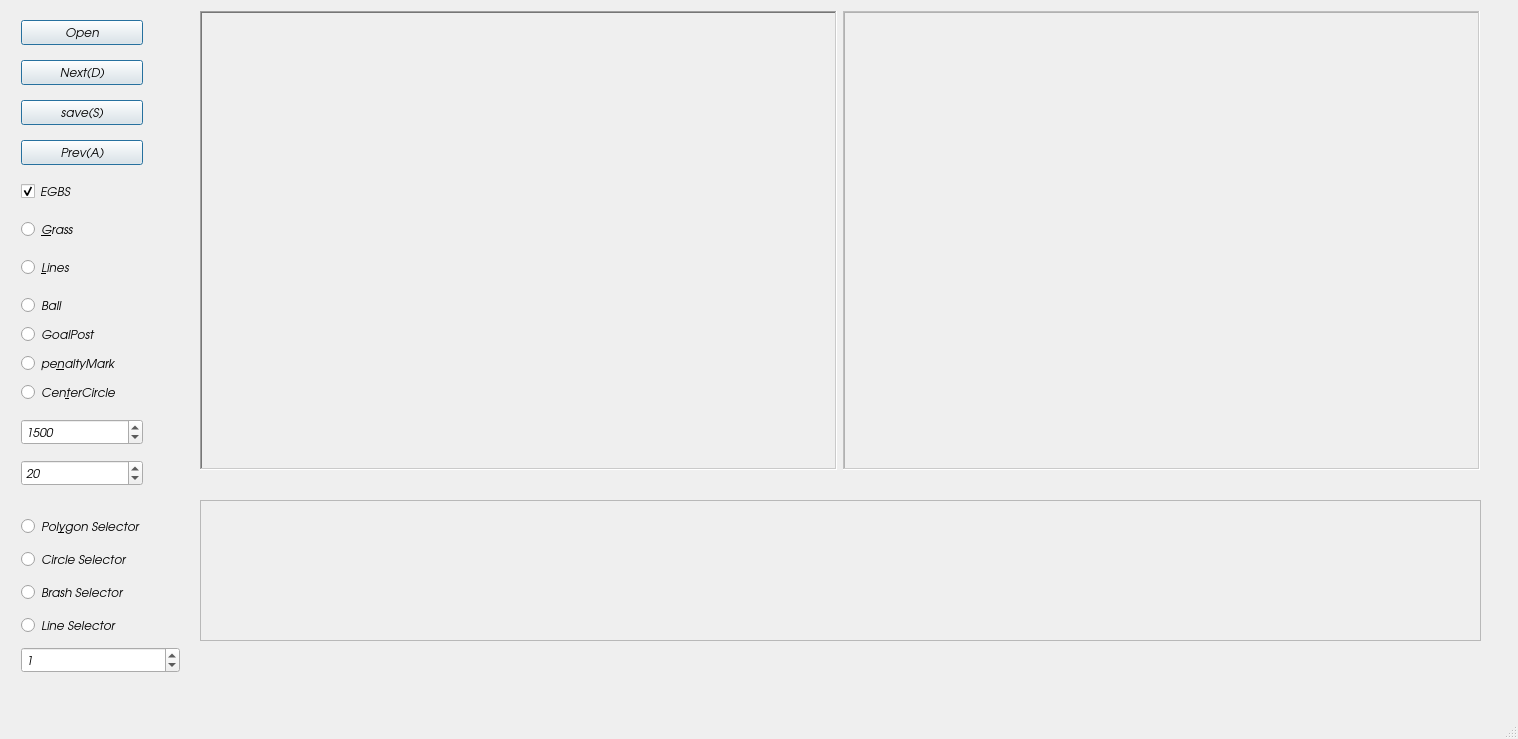
Qt form tool.ui (mrl-hsl/mrlAnnotation) before a commit.
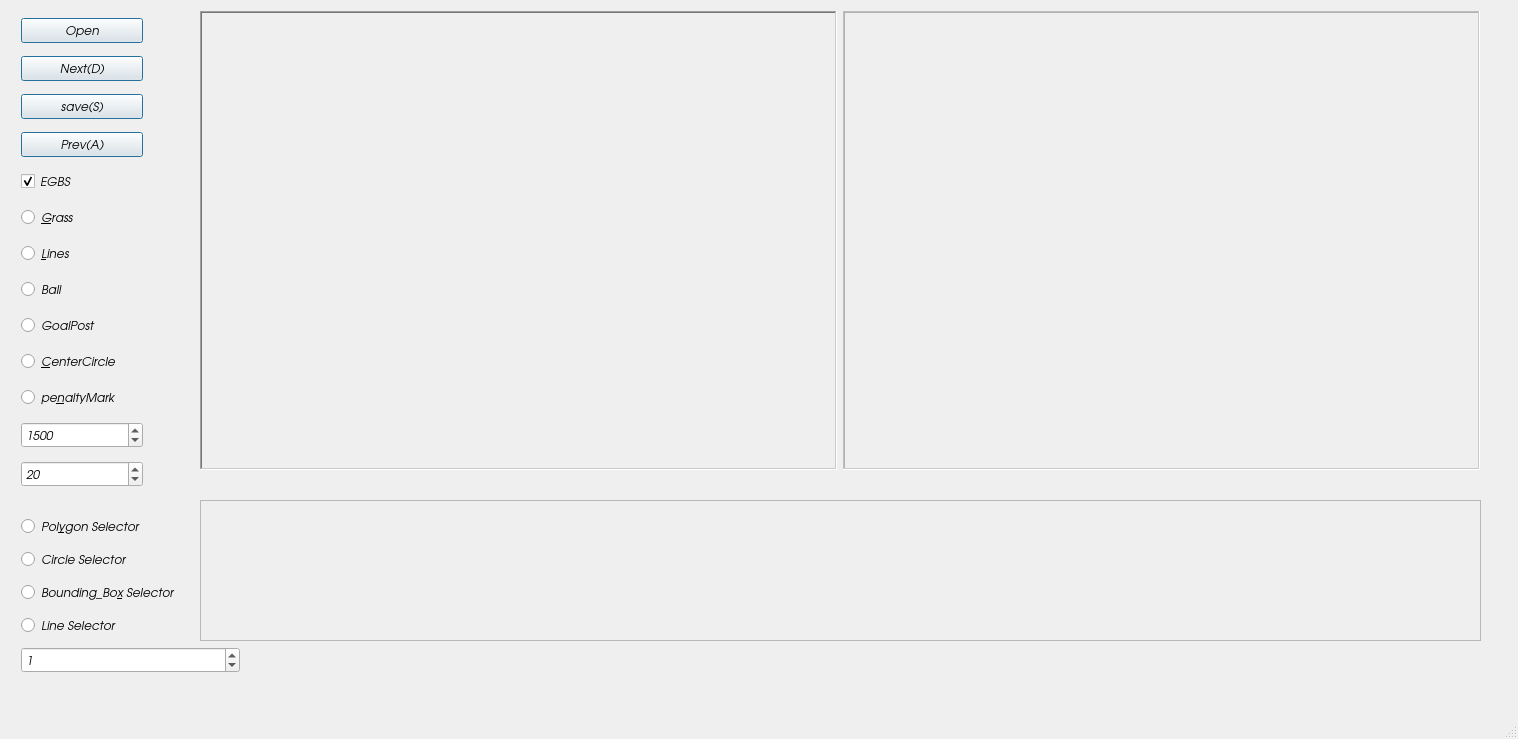
The same form after that commit. Icons and pictures are not drawn. Custom widgets are drawn as their Qt base class.

Patch:
```diff
--- a/tool.ui
+++ b/tool.ui
@@ -171,8 +171,6 @@
       </widget>
      </item>
      <item>
-      <layout class="QVBoxLayout" name="verticalLayout_3">
-       <item>
         <widget class="QRadioButton" name="t_ball">
          <property name="text">
           <string>Ball</string>
@@ -186,6 +184,13 @@
          </property>
         </widget>
        </item>
+     <item>
+      <widget class="QRadioButton" name="radioButton">
+       <property name="text">
+        <string>&amp;CenterCircle</string>
+       </property>
+      </widget>
+     </item>
        <item>
         <widget class="QRadioButton" name="t_penalty">
          <property name="text">
@@ -194,15 +199,6 @@
         </widget>
        </item>
        <item>
-        <widget class="QRadioButton" name="radioButton">
-         <property name="text">
-          <string>Cen&amp;terCircle</string>
-         </property>
-        </widget>
-       </item>
-      </layout>
-     </item>
-     <item>
       <widget class="QSpinBox" name="k">
        <property name="maximum">
         <number>10000</number>
@@ -301,7 +297,7 @@
      <rect>
       <x>10</x>
       <y>500</y>
-      <width>181</width>
+      <width>241</width>
       <height>191</height>
      </rect>
     </property>
@@ -323,7 +319,7 @@
      <item>
       <widget class="QRadioButton" name="s_brash">
        <property name="text">
-        <string>Brash Selector</string>
+        <string>Bounding_Bo&amp;x Selector</string>
        </property>
       </widget>
      </item>
```
Left out of the diff: 2 changed lines with no effect on the pictures. Lines whose indentation alone changed are shown as unchanged.
